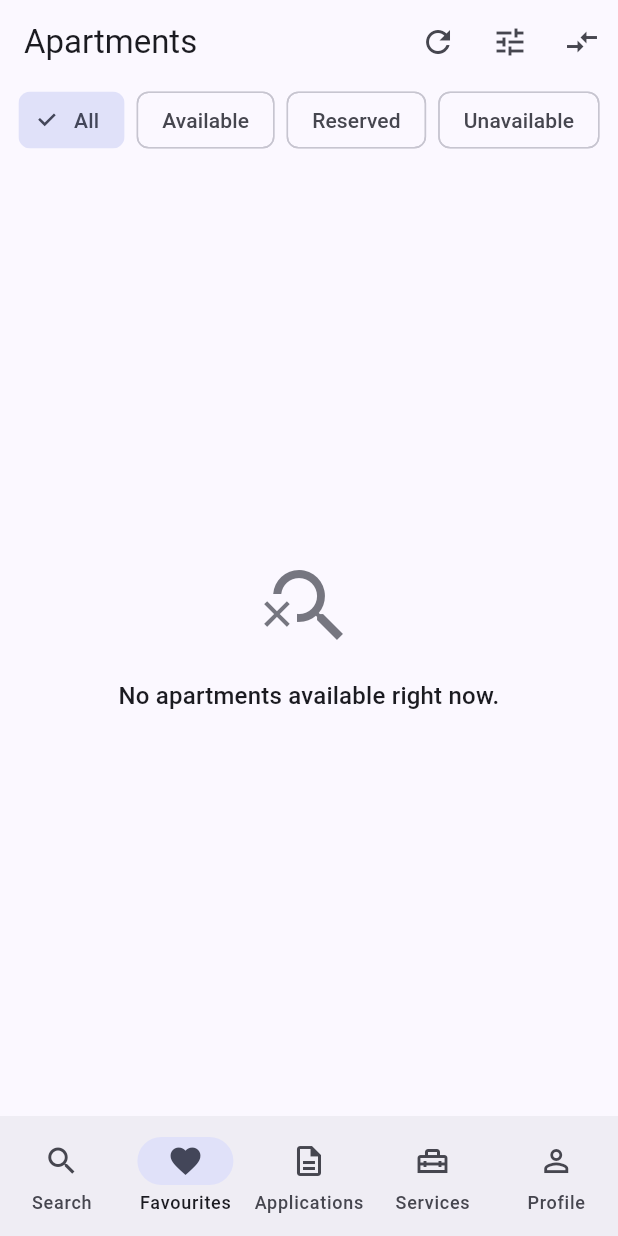
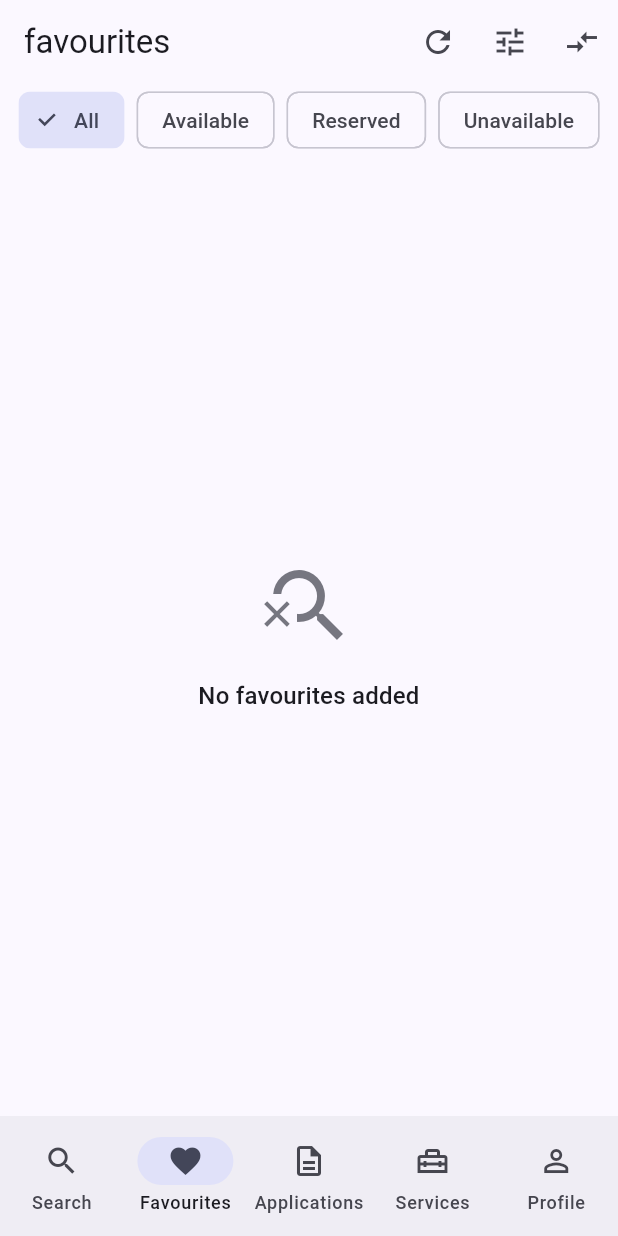
Before and after one commit to dace4/apartment-app, a Flutter app: the screen it shows once a user with an empty profile is signed in, item 2 of the bottom bar chosen, on a phone screen of 412 x 824 dp. Run offline on Flutter 3.47's test engine with Material 3 defaults, Android fonts, the phone set to English and light mode, and no system bars; our stand-ins replace cloud_firestore, firebase_auth, firebase_core, go_router; accounts and stored records are empty.

Commit message:
In favourites: - title should be "favourites" - No apartments available right now text should be no favourites added

```diff
--- a/lib/views/apartments/apartments_view.dart
+++ b/lib/views/apartments/apartments_view.dart
@@ -15,11 +15,15 @@ class ApartmentsView extends StatefulWidget {
     required this.viewModel,
     required this.compareViewModel,
     required this.favouritesViewModel,
+    this.title = 'Apartments',
+    this.emptyMessage = 'No apartments available right now.',
   });
 
   /// Shared with the Filters page.
   final ApartmentsViewModel viewModel;
   final FavouritesViewModel favouritesViewModel;
+  final String title;
+  final String emptyMessage;
 
   /// US 13: shared with the apartment details and the Compare page.
   final CompareViewModel compareViewModel;
@@ -59,7 +63,7 @@ class _ApartmentsViewState extends State<ApartmentsView> {
       builder: (context, _) {
         return Scaffold(
           appBar: AppBar(
-            title: const Text('Apartments'),
+            title: Text(widget.title),
             actions: [
               IconButton(
                 icon: const Icon(Icons.refresh),
@@ -127,10 +131,7 @@ class _ApartmentsViewState extends State<ApartmentsView> {
               actionLabel: 'Clear filters',
               onAction: viewModel.clearFilters,
             )
-          : const MessageView(
-              icon: Icons.search_off,
-              message: 'No apartments available right now.',
-            );
+          : MessageView(icon: Icons.search_off, message: widget.emptyMessage);
     }
 
     // 4. Data
--- a/lib/views/favourites/favourites_view.dart
+++ b/lib/views/favourites/favourites_view.dart
@@ -21,6 +21,8 @@ class FavouritesView extends StatelessWidget {
       viewModel: viewModel,
       compareViewModel: compareViewModel,
       favouritesViewModel: viewModel,
+      title: 'favourites',
+      emptyMessage: 'No favourites added',
     );
   }
 }
```
